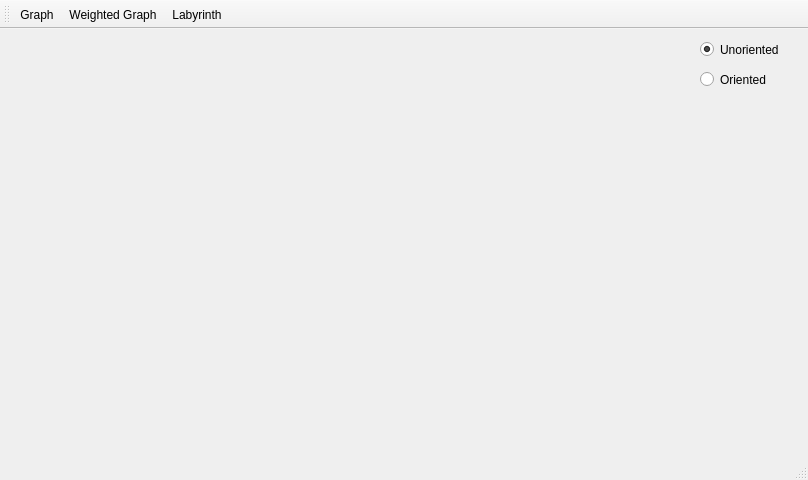
This is GraphFramework/MainWindow/mainwindow.ui in AntonioVisan/graph-framework as Qt 5 draws it before an edit. The edited form follows.
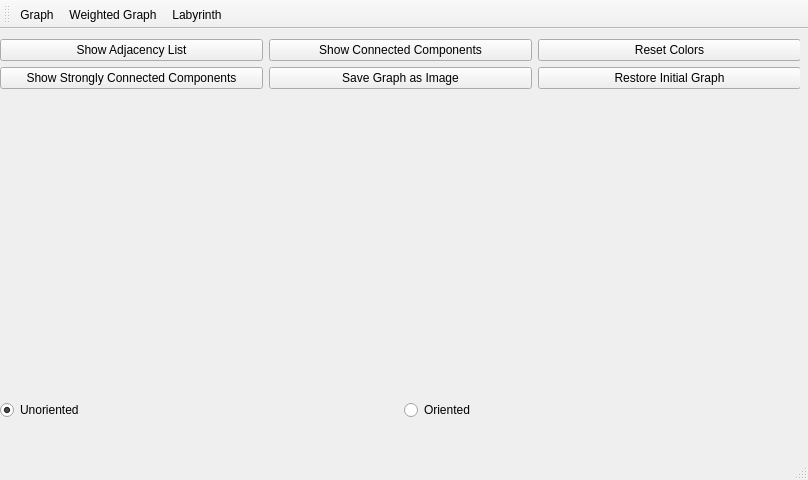
This is the edited form.

Commit message: feat(main-window): implement connected components and graph utilities

```diff
--- a/GraphFramework/MainWindow/mainwindow.ui
+++ b/GraphFramework/MainWindow/mainwindow.ui
@@ -24,34 +24,114 @@
      </rect>
     </property>
     <widget class="QWidget" name="graphPage">
-     <widget class="QRadioButton" name="undirectedRadioButton">
+     <property name="sizePolicy">
+      <sizepolicy hsizetype="Expanding" vsizetype="Expanding">
+       <horstretch>0</horstretch>
+       <verstretch>0</verstretch>
+      </sizepolicy>
+     </property>
+     <widget class="QWidget" name="">
       <property name="geometry">
        <rect>
-        <x>700</x>
+        <x>0</x>
         <y>10</y>
-        <width>90</width>
-        <height>21</height>
+        <width>801</width>
+        <height>381</height>
        </rect>
       </property>
-      <property name="text">
-       <string>Unoriented</string>
-      </property>
-      <property name="checked">
-       <bool>true</bool>
-      </property>
-     </widget>
-     <widget class="QRadioButton" name="directedRadioButton">
-      <property name="geometry">
-       <rect>
-        <x>700</x>
-        <y>40</y>
-        <width>90</width>
-        <height>21</height>
-       </rect>
-      </property>
-      <property name="text">
-       <string>Oriented</string>
-      </property>
+      <layout class="QVBoxLayout" name="verticalLayout_2" stretch="10,0,0">
+       <item>
+        <layout class="QVBoxLayout" name="verticalLayout">
+         <item>
+          <layout class="QHBoxLayout" name="horizontalLayout" stretch="1,1,1">
+           <item>
+            <widget class="QPushButton" name="showAdjacencyListButton">
+             <property name="text">
+              <string>Show Adjacency List</string>
+             </property>
+            </widget>
+           </item>
+           <item>
+            <widget class="QPushButton" name="showConnectedComponentsButton">
+             <property name="text">
+              <string>Show Connected Components</string>
+             </property>
+            </widget>
+           </item>
+           <item>
+            <widget class="QPushButton" name="resetColorsButton">
+             <property name="text">
+              <string>Reset Colors</string>
+             </property>
+            </widget>
+           </item>
+          </layout>
+         </item>
+         <item>
+          <layout class="QHBoxLayout" name="horizontalLayout_2" stretch="1,1,1">
+           <item>
+            <widget class="QPushButton" name="showStronglyConnectedComponentsButton">
+             <property name="text">
+              <string>Show Strongly Connected Components</string>
+             </property>
+            </widget>
+           </item>
+           <item>
+            <widget class="QPushButton" name="saveGraphImageButton">
+             <property name="text">
+              <string>Save Graph as Image</string>
+             </property>
+            </widget>
+           </item>
+           <item>
+            <widget class="QPushButton" name="restoreInitialGraphButton">
+             <property name="text">
+              <string>Restore Initial Graph</string>
+             </property>
+            </widget>
+           </item>
+          </layout>
+         </item>
+        </layout>
+       </item>
+       <item>
+        <widget class="QWidget" name="drawingArea" native="true">
+         <property name="sizePolicy">
+          <sizepolicy hsizetype="Expanding" vsizetype="Expanding">
+           <horstretch>0</horstretch>
+           <verstretch>0</verstretch>
+          </sizepolicy>
+         </property>
+         <property name="minimumSize">
+          <size>
+           <width>0</width>
+           <height>200</height>
+          </size>
+         </property>
+        </widget>
+       </item>
+       <item>
+        <layout class="QHBoxLayout" name="horizontalLayout_3" stretch="1,1">
+         <item>
+          <widget class="QRadioButton" name="undirectedRadioButton">
+           <property name="text">
+            <string>Unoriented</string>
+           </property>
+           <property name="checked">
+            <bool>true</bool>
+           </property>
+          </widget>
+         </item>
+         <item>
+          <widget class="QRadioButton" name="directedRadioButton">
+           <property name="text">
+            <string>Oriented</string>
+           </property>
+          </widget>
+         </item>
+        </layout>
+       </item>
+      </layout>
      </widget>
     </widget>
     <widget class="QWidget" name="labyrinthPage">
```
The commit also changes 4 other files.
